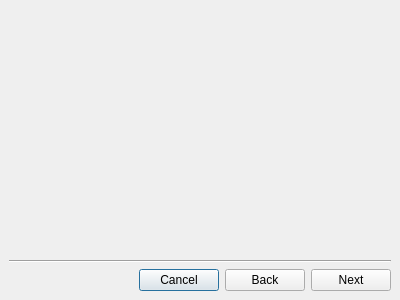
veyon/veyon, file setup/dialogs/wizard.ui: the form before one commit.
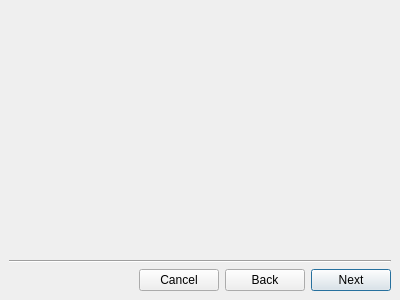
The form after the commit. Icons and pictures are not drawn.

Diff of the .ui file:
```diff
--- a/setup/dialogs/wizard.ui
+++ b/setup/dialogs/wizard.ui
@@ -89,6 +89,9 @@
        <property name="icon" >
         <iconset resource="../setup.qrc" >:/resources/next.png</iconset>
        </property>
+       <property name="default" >
+        <bool>true</bool>
+       </property>
       </widget>
      </item>
     </layout>
```
